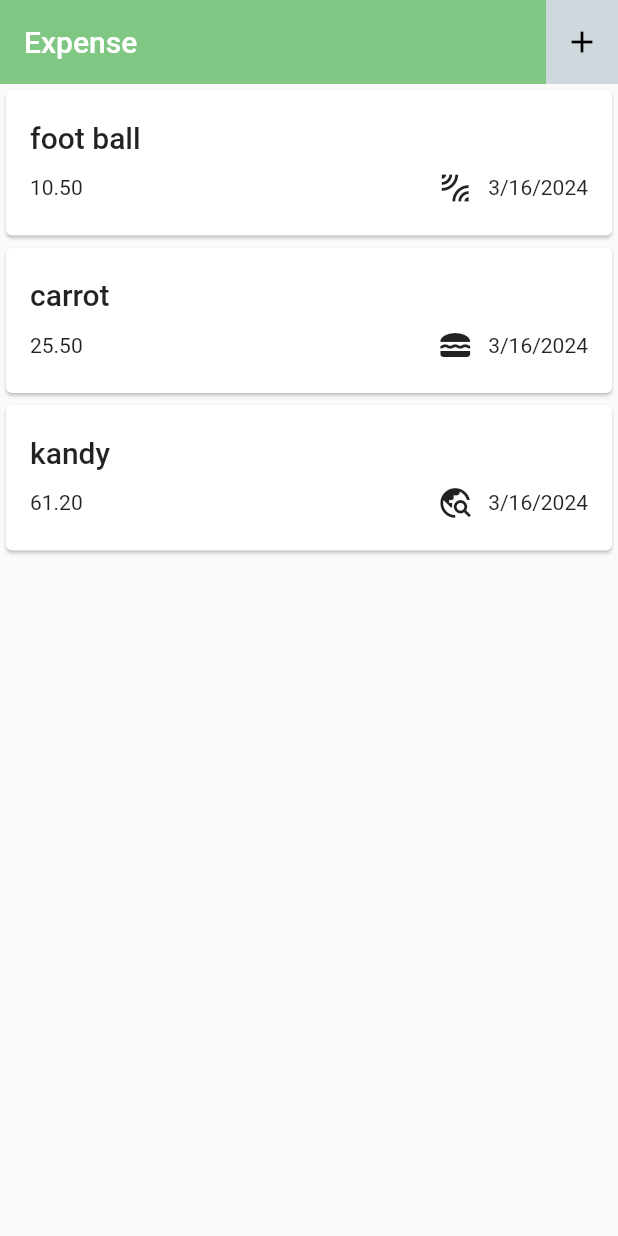
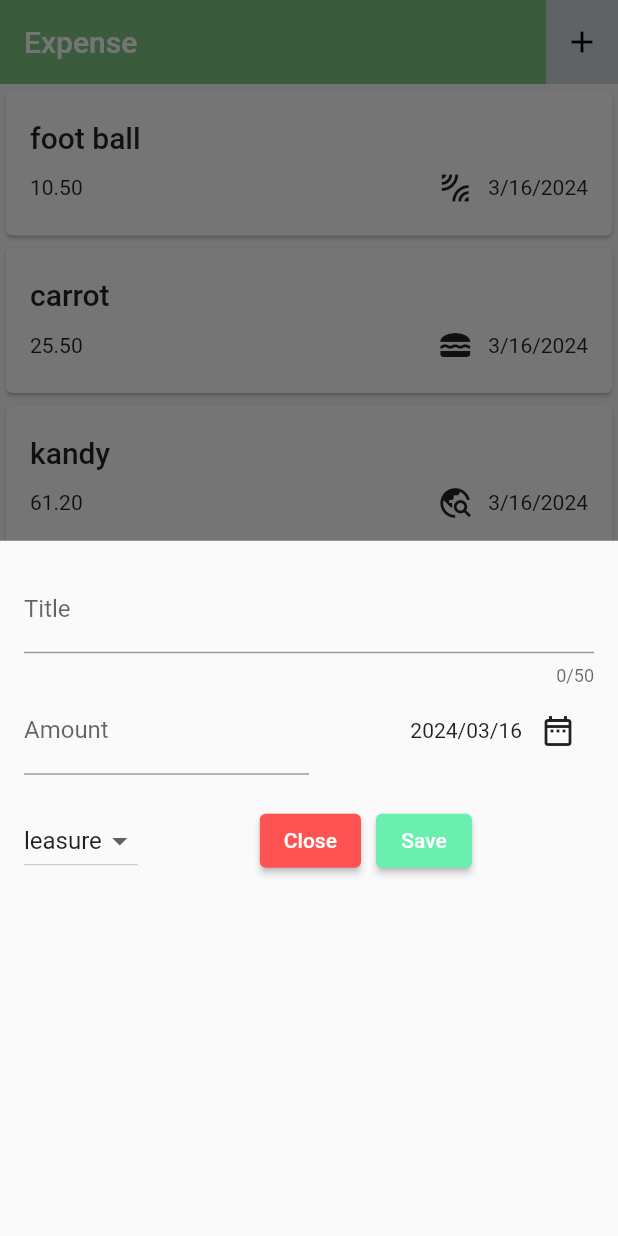
Before and after one commit to PramodMadhubhashana/expense_track, a Flutter app: the screen it shows after launch, after a tap on the "add" icon, on a phone screen of 412 x 824 dp. Run offline on Flutter 3.47's test engine with Material 2 defaults, Android fonts, the phone set to English and light mode, and no system bars.

Commit message:
16/03/2024

```diff
--- a/lib/pages/expense.dart
+++ b/lib/pages/expense.dart
@@ -1,4 +1,5 @@
 import 'package:expense_track/models/expence.dart';
+import 'package:expense_track/widget/add_New_Expence.dart';
 import 'package:expense_track/widget/expence_list.dart';
 import 'package:flutter/material.dart';
 
@@ -31,6 +32,15 @@ class _ExpenseState extends State<Expense> {
     )
   ];
 
+  void _openAddExpencesOverlay() {
+    showModalBottomSheet(
+      context: context,
+      builder: (context) {
+        return const AddNewExpence();
+      },
+    );
+  }
+
   @override
   Widget build(BuildContext context) {
     return Scaffold(
@@ -42,7 +52,7 @@ class _ExpenseState extends State<Expense> {
           Container(
             color: Colors.blueGrey[100],
             child: IconButton(
-              onPressed: () {},
+              onPressed: _openAddExpencesOverlay,
               icon: const Icon(
                 Icons.add,
                 color: Colors.black,
--- /dev/null
+++ b/lib/widget/add_New_Expence.dart
@@ -0,0 +1,116 @@
+import 'package:expense_track/models/expence.dart';
+import 'package:flutter/material.dart';
+
+class AddNewExpence extends StatefulWidget {
+  const AddNewExpence({Key? key}) : super(key: key);
+
+  @override
+  State<AddNewExpence> createState() => _AddNewExpenceState();
+}
+
+class _AddNewExpenceState extends State<AddNewExpence> {
+  final _titleController = TextEditingController();
+  final _amountController = TextEditingController();
+  Category _selectedCategory = Category.leasure;
+
+  @override
+  void dispose() {
+    super.dispose();
+    _titleController.dispose();
+    _amountController.dispose();
+  }
+
+  @override
+  Widget build(BuildContext context) {
+    return Padding(
+      padding: const EdgeInsets.all(16),
+      child: Column(
+        children: [
+          TextField(
+            controller: _titleController,
+            decoration: const InputDecoration(
+              hintText: "Add new Expence",
+              label: Text("Title"),
+            ),
+            keyboardType: TextInputType.text,
+            maxLength: 50,
+          ),
+          Row(
+            children: [
+              const Expanded(
+                child: TextField(
+                  decoration: InputDecoration(
+                    hintText: "Enter The Amount",
+                    label: Text("Amount"),
+                  ),
+                  keyboardType: TextInputType.number,
+                ),
+              ),
+              Expanded(
+                child: Row(
+                  mainAxisAlignment: MainAxisAlignment.end,
+                  children: [
+                    const Text("2024/03/16"),
+                    IconButton(
+                      onPressed: () {},
+                      icon: const Icon(Icons.date_range_outlined),
+                    )
+                  ],
+                ),
+              )
+            ],
+          ),
+          const SizedBox(
+            height: 20,
+          ),
+          Row(
+            children: [
+              DropdownButton(
+                value: _selectedCategory,
+                items: Category.values
+                    .map(
+                      (category) => DropdownMenuItem(
+                        value: category,
+                        child: Text(category.name),
+                      ),
+                    )
+                    .toList(),
+                onChanged: (value) {
+                  setState(() {
+                    _selectedCategory = value!;
+                  });
+                },
+              ),
+              Expanded(
+                child: Row(
+                  mainAxisAlignment: MainAxisAlignment.center,
+                  children: [
+                    ElevatedButton(
+                      onPressed: () {},
+                      style: const ButtonStyle(
+                        backgroundColor:
+                            MaterialStatePropertyAll(Colors.redAccent),
+                      ),
+                      child: const Text("Close"),
+                    ),
+                    const SizedBox(
+                      width: 10,
+                    ),
+                    ElevatedButton(
+                      onPressed: () {},
+                      style: const ButtonStyle(
+                        backgroundColor:
+                            MaterialStatePropertyAll(Colors.greenAccent),
+                      ),
+                      child: const Text("Save"),
+                    )
+                  ],
+                ),
+              )
+            ],
+          ),
+        ],
+      ),
+    );
+  }
+}
```
Also changed, not shown: lib/widget/expence_tile.dart (line endings or trailing spaces).
